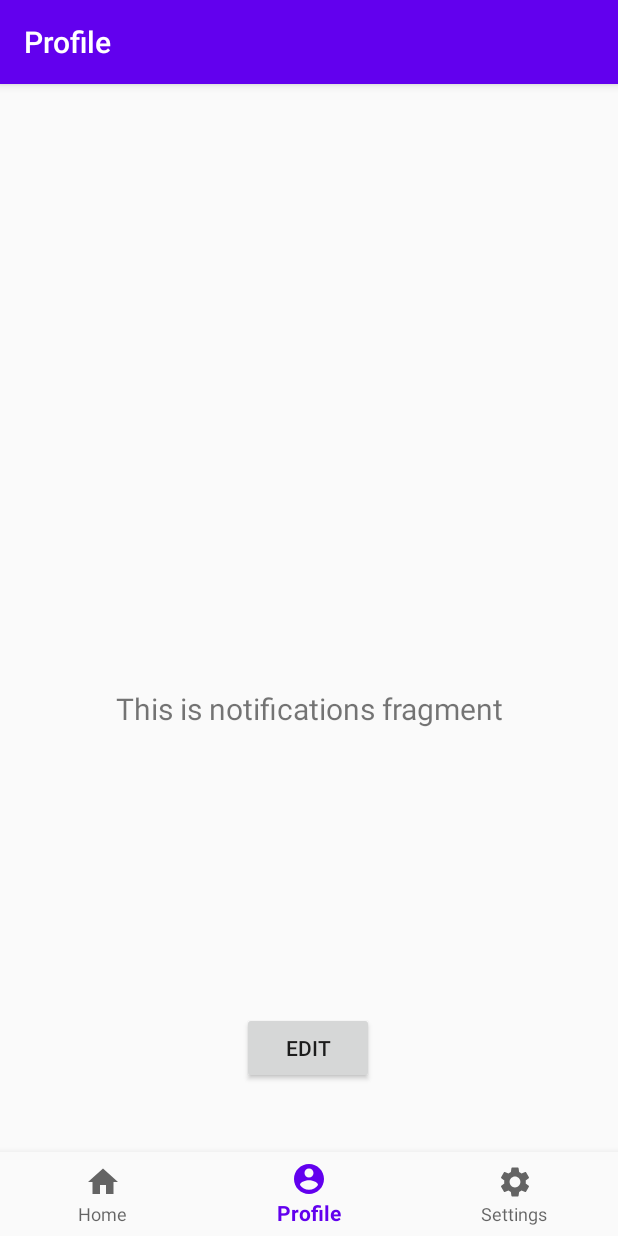
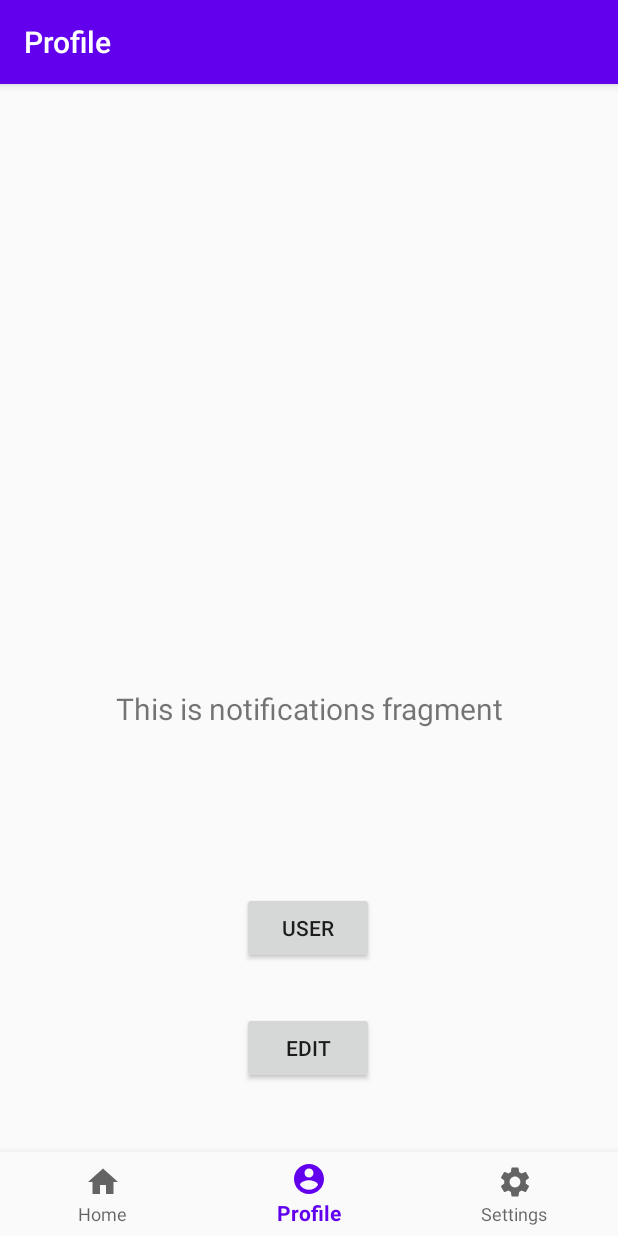
Before and after one commit to evasga98/MyHeartFitness, an Android app: the ProfileFragment screen opened through its navigation route, on a phone screen of 412 x 824 dp. Run offline under Robolectric (Android 15) with nearby library versions, the phone set to English and light mode, and no system bars; our stand-ins replace navigation-ui.

Commit message:
store and retrieve user data

```diff
--- a/app/src/main/java/com/myhearfitness/app/MainActivity.java
+++ b/app/src/main/java/com/myhearfitness/app/MainActivity.java
@@ -5,6 +5,7 @@ import android.app.NotificationManager;
 import android.app.PendingIntent;
 import android.content.Context;
 import android.content.Intent;
+import android.content.SharedPreferences;
 import android.media.RingtoneManager;
 import android.os.Build;
 import android.os.Bundle;
@@ -34,6 +35,7 @@ public class MainActivity extends AppCompatActivity {
                 this, R.id.nav_host_fragment);
         NavigationUI.setupActionBarWithNavController(this, navController, appBarConfiguration);
         NavigationUI.setupWithNavController(navView, navController);
+
     }
 
     public void showNotification(String title, String message, Intent intent, int reqCode) {
@@ -62,4 +64,18 @@ public class MainActivity extends AppCompatActivity {
 
     }
 
+    public void setUserData(String name, String surname){
+        SharedPreferences sharedPreferences = getSharedPreferences("userData", MODE_PRIVATE);
+        SharedPreferences.Editor editor = sharedPreferences.edit();
+        editor.putString("name", name);
+        editor.putString("surname", surname);
+        editor.commit();
+    }
+
+    public String getUserData(){
+        SharedPreferences sharedPreferences = getSharedPreferences("userData", MODE_PRIVATE);
+        String name = sharedPreferences.getString("name", "hola");
+        return name;
 }
+
+}
--- a/app/src/main/java/com/myhearfitness/app/ui/home/HomeFragment.java
+++ b/app/src/main/java/com/myhearfitness/app/ui/home/HomeFragment.java
@@ -40,7 +40,7 @@ public class HomeFragment extends Fragment {
         });
 
         //Show username
-        textView.append("Eva"); //poor and weak
+        textView.append(((MainActivity)getActivity()).getUserData()); //poor and weak
 
         final FloatingActionButton fab = root.findViewById(R.id.fab);
         fab.setOnClickListener(new View.OnClickListener() {
@@ -80,7 +80,7 @@ public class HomeFragment extends Fragment {
 //                    e.printStackTrace();
 //                }
                 int reqCode = 1;
-                Intent intent = new Intent( ((MainActivity)getActivity()).getApplicationContext(), MainActivity.class);
+                Intent intent = new Intent( getActivity().getApplicationContext(), MainActivity.class);
                 ((MainActivity)getActivity()).showNotification("Title", "This is the message to display", intent, reqCode);
             }
         });
--- a/app/src/main/java/com/myhearfitness/app/ui/profile/ProfileFragment.java
+++ b/app/src/main/java/com/myhearfitness/app/ui/profile/ProfileFragment.java
@@ -47,6 +47,10 @@ public class ProfileFragment extends Fragment {
 
             }
         });
+
+        String name = ((MainActivity)getActivity()).getUserData();
+        textView.append(name);
+
         return root;
     }
 }
--- a/app/src/main/java/com/myhearfitness/app/ui/settings/SettingsFragment.java
+++ b/app/src/main/java/com/myhearfitness/app/ui/settings/SettingsFragment.java
@@ -26,8 +26,6 @@ public class SettingsFragment extends Fragment {
     Button register;
 
     private SettingsViewModel settingsViewModel;
-
-
 
     public View onCreateView(@NonNull LayoutInflater inflater,
                              ViewGroup container, Bundle savedInstanceState) {
@@ -69,6 +67,7 @@ public class SettingsFragment extends Fragment {
             }
             return false;
         }
+        ((MainActivity)getActivity()).setUserData(firstName.getText().toString(), lastName.getText().toString());
         return true;
     }
 
--- a/app/src/main/java/com/myhearfitness/app/ui/settings/SettingsViewModel.java
+++ b/app/src/main/java/com/myhearfitness/app/ui/settings/SettingsViewModel.java
@@ -10,7 +10,7 @@ public class SettingsViewModel extends ViewModel {
 
     public SettingsViewModel() {
         mText = new MutableLiveData<>();
-        //mText.setValue("This is edit profile fragment");
+        mText.setValue("This is edit profile fragment");
     }
 
     public LiveData<String> getText() {
--- a/app/src/main/res/layout/fragment_home.xml
+++ b/app/src/main/res/layout/fragment_home.xml
@@ -75,7 +75,7 @@
         android:layout_width="wrap_content"
         android:layout_height="wrap_content"
         android:layout_marginBottom="204dp"
-        android:text="Notify"
+        android:text="Button"
         app:layout_constraintBottom_toBottomOf="parent"
         app:layout_constraintEnd_toEndOf="parent"
         app:layout_constraintHorizontal_bias="0.498"
--- a/app/src/main/res/layout/fragment_profile.xml
+++ b/app/src/main/res/layout/fragment_profile.xml
@@ -18,7 +18,8 @@
         app:layout_constraintBottom_toBottomOf="parent"
         app:layout_constraintEnd_toEndOf="parent"
         app:layout_constraintStart_toStartOf="parent"
-        app:layout_constraintTop_toTopOf="parent" />
+        app:layout_constraintTop_toTopOf="parent"
+        android:gravity="center_horizontal" />
 
     <Button
         android:id="@+id/edit_button"
@@ -32,4 +33,15 @@
         app:layout_constraintTop_toTopOf="parent"
         app:layout_constraintVertical_bias="0.847" />
 
+    <Button
+        android:id="@+id/user_button"
+        android:layout_width="wrap_content"
+        android:layout_height="wrap_content"
+        android:layout_marginBottom="32dp"
+        android:text="User"
+        app:layout_constraintBottom_toTopOf="@+id/edit_button"
+        app:layout_constraintEnd_toEndOf="parent"
+        app:layout_constraintHorizontal_bias="0.498"
+        app:layout_constraintStart_toStartOf="parent" />
+
 </androidx.constraintlayout.widget.ConstraintLayout>
--- a/app/src/main/res/navigation/mobile_navigation.xml
+++ b/app/src/main/res/navigation/mobile_navigation.xml
@@ -9,7 +9,8 @@
         android:id="@+id/navigation_home"
         android:name="com.myhearfitness.app.ui.home.HomeFragment"
         android:label="@string/title_home"
-        tools:layout="@layout/fragment_home" />
+        tools:layout="@layout/fragment_home" >
+    </fragment>
 
     <fragment
         android:id="@+id/navigation_profile"
--- a/app/src/main/res/values/dimens.xml
+++ b/app/src/main/res/values/dimens.xml
@@ -1,5 +1,5 @@
 <resources>
     <!-- Default screen margins, per the Android Design guidelines. -->
-    <dimen name="activity_horizontal_margin">16dp</dimen>
-    <dimen name="activity_vertical_margin">16dp</dimen>
+    <dimen name="activity_horizontal_margin">10dp</dimen>
+    <dimen name="activity_vertical_margin">10dp</dimen>
 </resources>
```
